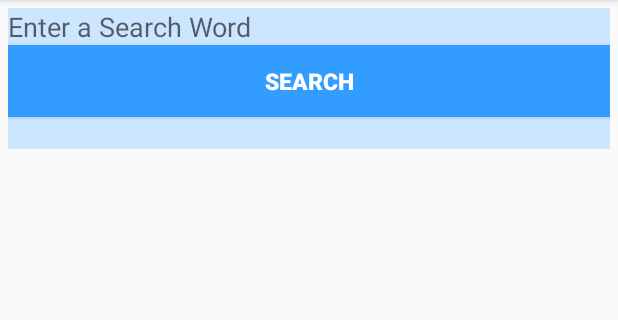
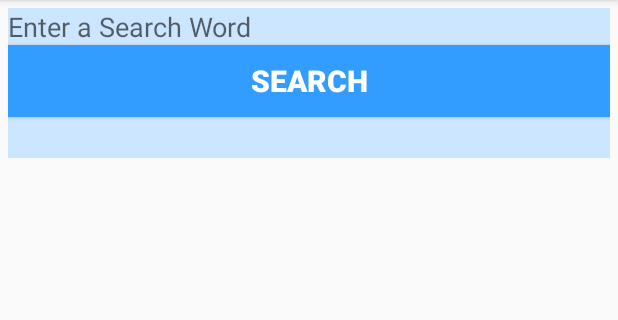
Before and after one commit to fatimah-33/BooKListApp, an Android app: the screen it shows after launch (MainActivity), on a phone screen of 412 x 824 dp, the part 84-404 px from its top. Run offline under Robolectric (Android 15) with nearby library versions, the phone set to English and light mode, and no system bars.

Commit message:
second edit

```diff
--- a/app/src/main/res/layout/activity_main.xml
+++ b/app/src/main/res/layout/activity_main.xml
@@ -25,7 +25,7 @@
         android:id="@+id/search_button"
         android:background="#339cff"
         android:textColor="#ffffff"
-        android:textSize="15sp"
+        android:textSize="20sp"
         android:textStyle="bold"
        />
 
@@ -33,7 +33,7 @@
         android:layout_width="match_parent"
         android:layout_height="wrap_content"
         android:id="@+id/text_view_note"
-        android:textSize="15sp"
+        android:textSize="20sp"
         android:background="#cce6ff"/>
 
     <ListView
--- a/app/src/main/res/layout/list_item.xml
+++ b/app/src/main/res/layout/list_item.xml
@@ -10,7 +10,7 @@
         android:layout_width="wrap_content"
         android:layout_height="wrap_content"
         android:id="@+id/book_title"
-        android:textSize="15sp"
+        android:textSize="30sp"
         android:textStyle="bold"
         android:textColor="@color/colorPrimary"
          />
@@ -21,7 +21,7 @@
         android:layout_height="0dp"
         android:id="@+id/author_name"
         android:layout_weight="1"
-        android:textSize="10sp"
+        android:textSize="25sp"
         android:textColor="@color/colorPrimaryDark"
 
         />
--- a/app/src/main/res/values/strings.xml
+++ b/app/src/main/res/values/strings.xml
@@ -2,4 +2,9 @@
     <string name="app_name">BookListApp</string>
     <string name="no_search_word">PLease, Enter a Search Word</string>
     <string name="no_connection">PLease, Be sure to connect to a network</string>
+    <string name="no_books">Sorry,No books found</string>
+    <string name="no_author">Author name is not available</string>
+
+
+
 </resources>
```
Also changed, not shown: app/src/main/java/app/qadheeb/fatimah/booklistapp/MainActivity.java (+25 -6 lines).
